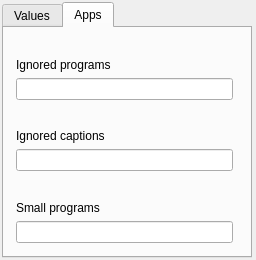
Jazqa/kwin-quarter-tiling, file contents/ui/config.ui: the form before one commit.
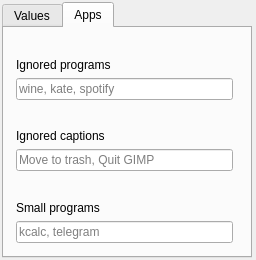
The form after the commit. The open tabs and pages were chosen to show the change.

Commit message: AutoTile, Ignoring, Gaps

Diff of the .ui file:
```diff
--- a/contents/ui/config.ui
+++ b/contents/ui/config.ui
@@ -321,7 +321,11 @@
          </widget>
         </item>
         <item>
-         <widget class="QLineEdit" name="kcfg_ignoredPrograms"/>
+         <widget class="QLineEdit" name="kcfg_ignoredClients">
+          <property name="placeholderText">
+           <string>wine, kate, spotify</string>
+          </property>
+         </widget>
         </item>
         <item>
          <widget class="QLabel" name="ignoredCaptionsLabel">
@@ -334,7 +338,11 @@
          </widget>
         </item>
         <item>
-         <widget class="QLineEdit" name="kcfg_ignoredCaptions"/>
+         <widget class="QLineEdit" name="kcfg_ignoredCaptions">
+          <property name="placeholderText">
+           <string>Move to trash, Quit GIMP</string>
+          </property>
+         </widget>
         </item>
         <item>
          <widget class="QLabel" name="smallProgramsLabel">
@@ -347,7 +355,11 @@
          </widget>
         </item>
         <item>
-         <widget class="QLineEdit" name="kcfg_smallPrograms"/>
+         <widget class="QLineEdit" name="kcfg_smallPrograms">
+          <property name="placeholderText">
+           <string>kcalc, telegram</string>
+          </property>
+         </widget>
         </item>
        </layout>
       </widget>
```
Left out of the diff: 2 changed lines with no effect on the pictures. The commit also changes 2 other files.
